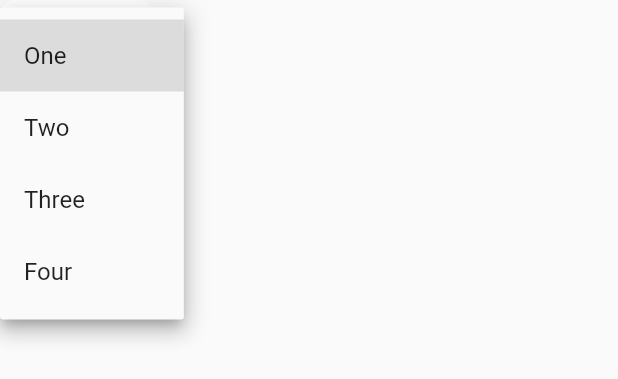
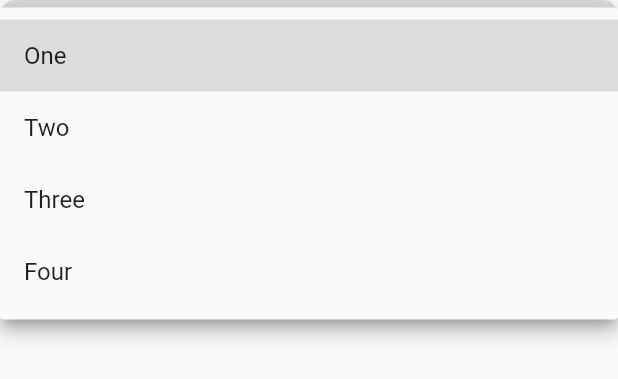
Before and after one commit to moradnajem/flutter_provider, a Flutter app: what d_d() shows on an empty page, opened directly, after a tap on the "arrow drop down" icon, on a phone screen of 412 x 824 dp. Shown: the top 379 px of the screen. Run offline on Flutter 3.47's test engine with Material 2 defaults, Android fonts, the phone set to English and light mode, and no system bars.

Commit message:
provider 0.3

```diff
--- a/lib/main.dart
+++ b/lib/main.dart
@@ -34,6 +34,7 @@ class _homepageState extends State<homepage> {
             txt2(), // StatelessWidget / Selector
             txt3(), // Widget
             txt4(), // Widget
+            Container(color: Colors.red,height: 1.2,child: Divider()),
             txt5(),
             btn2(),
             d_d(),// Widget
@@ -147,13 +148,13 @@ Widget d_d(){
     final value = Provider.of<number>(context);
     var dropdownValue ;
     return Container(
-      padding:
-      EdgeInsets.symmetric(horizontal: 10, vertical: 5),
+      padding: EdgeInsets.symmetric(horizontal: 10, vertical: 5),
       decoration: BoxDecoration(
-          color: Colors.white,
+          color: Colors.black12,
           borderRadius: BorderRadius.circular(10)),
       child: DropdownButton<String>(
-          value: dropdownValue,
+          value: value.getstring,
+          isExpanded: true,
           icon: Icon(Icons.arrow_drop_down),
           iconSize: 42,
           underline: SizedBox(),
--- a/lib/myprovider.dart
+++ b/lib/myprovider.dart
@@ -2,7 +2,7 @@ import 'package:flutter/foundation.dart';
 
 class number with ChangeNotifier{
   int _number = 0;
-  String _dd = "";
+  String _dd ;
 
 
   int get getnumber => _number;
```
